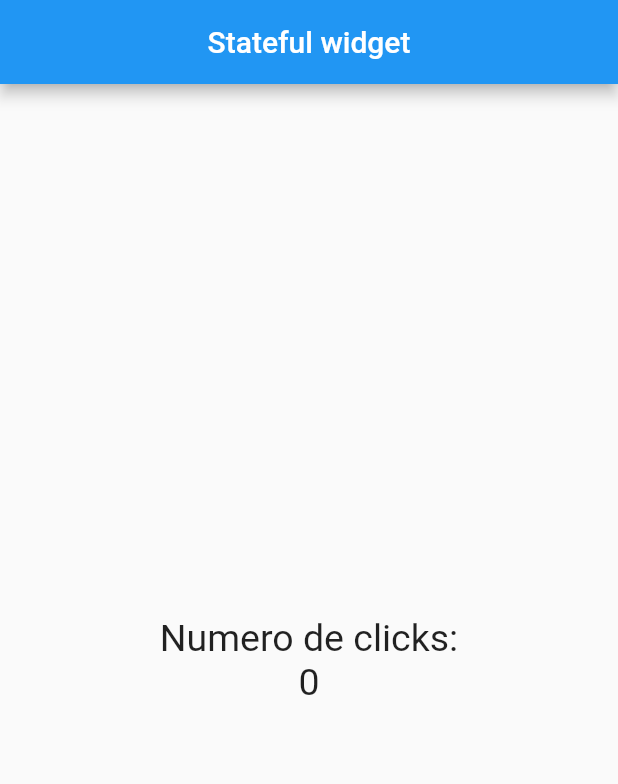
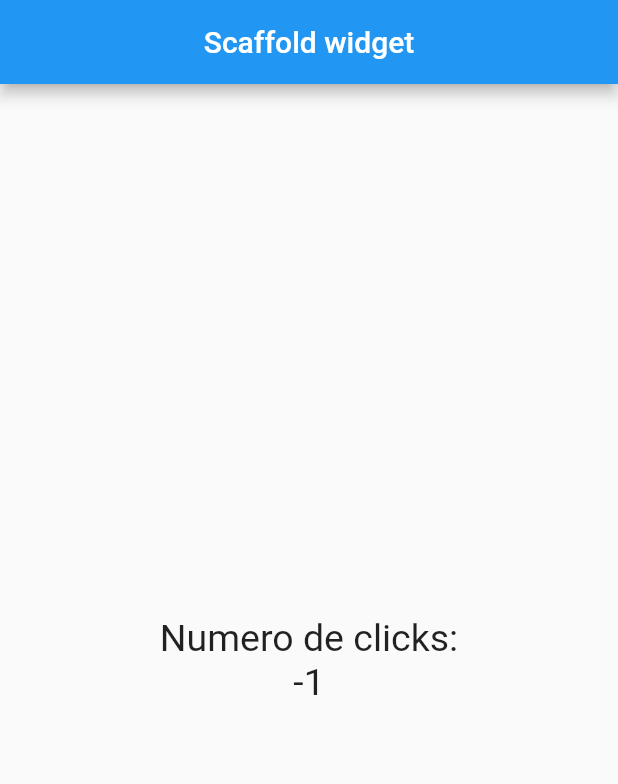
Before and after one commit to CarlosJacob/AppFlutterContador, a Flutter app: the screen it shows after launch, after a tap on the "exposure zero" icon, on a phone screen of 412 x 824 dp. Shown: the top 784 px of the screen. Run offline on Flutter 3.47's test engine with Material 2 defaults, Android fonts, the phone set to English and light mode, and no system bars.

Commit message:
renombrando funciones

```diff
--- a/lib/src/pages/contador_page.dart
+++ b/lib/src/pages/contador_page.dart
@@ -17,7 +17,7 @@ class _ContadorPageState extends State<ContadorPage> {
   Widget build(BuildContext context) {
     return Scaffold(
       appBar: AppBar(
-        title: Text ('Stateful widget'),
+        title: Text ('Scaffold widget'),
         centerTitle: true,
       ),
       body: Center (
@@ -38,9 +38,9 @@ class _ContadorPageState extends State<ContadorPage> {
       mainAxisAlignment: MainAxisAlignment.end,
       children: <Widget>[
         SizedBox(width:30),
-        FloatingActionButton(child: Icon(Icons.exposure_zero), onPressed: _resetContador),
+        FloatingActionButton(child: Icon(Icons.exposure_zero), onPressed: _sustraer),
         Expanded(child: SizedBox(),),
-        FloatingActionButton(child: Icon(Icons.remove), onPressed: _restart),
+        FloatingActionButton(child: Icon(Icons.remove), onPressed: _reset),
         SizedBox(width: 10.0 ),
         FloatingActionButton(child: Icon(Icons.add), onPressed: _agregar),
 
@@ -52,11 +52,11 @@ class _ContadorPageState extends State<ContadorPage> {
     setState(() => _conteo++);
   }
 
-  void _resetContador(){
+  void _reset(){
     setState(() => _conteo=0);
   }
 
-    void _restart(){
+  void _sustraer(){
     setState(() => _conteo--);
   }
 
--- a/lib/src/pages/home_page.dart
+++ /dev/null
@@ -1,9 +0,0 @@
-import 'package:flutter/material.dart';
-
-
-
-class HomePage extends StatelessWidget {
-
-
-
-}
```
